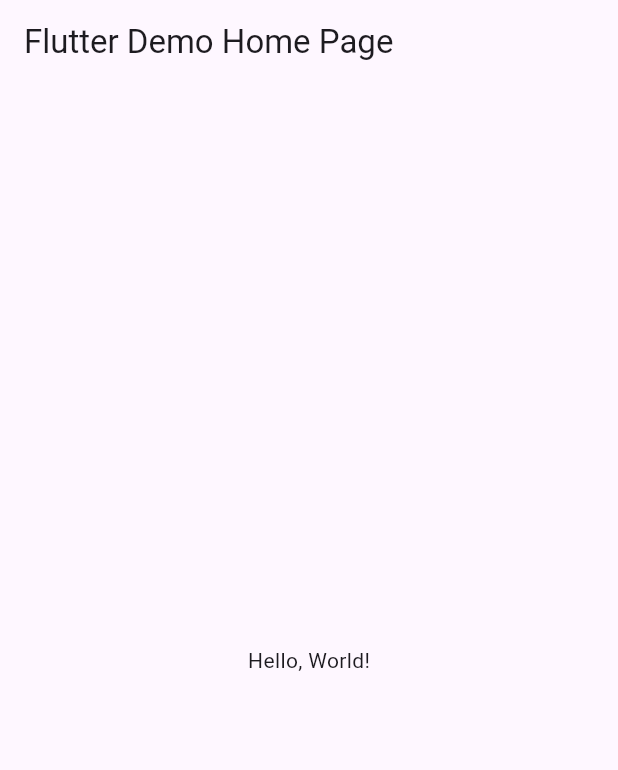
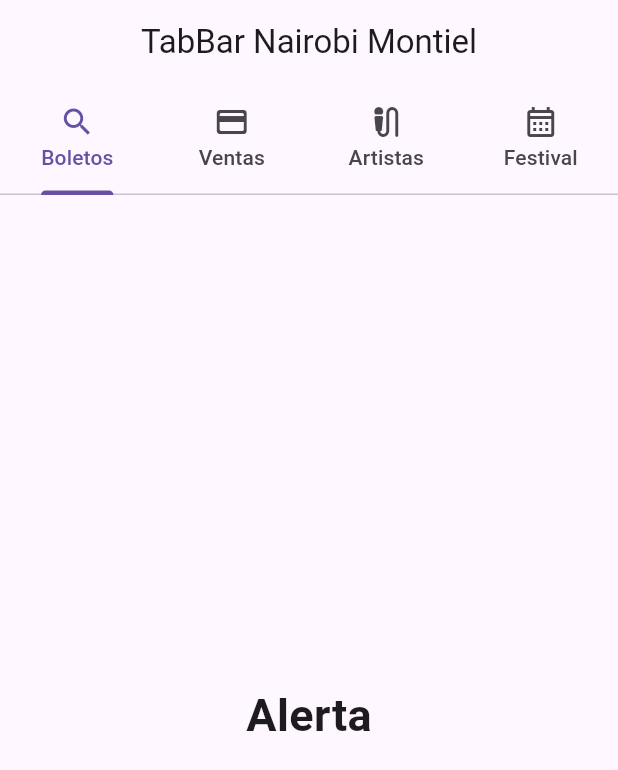
Before and after one commit to nkmserrano/p11_TabBAr_6J, a Flutter app: the screen it shows after launch, on a phone screen of 412 x 824 dp. Shown: the top 770 px of the screen. Run offline on Flutter 3.47's test engine with Material 3 defaults, Android fonts, the phone set to English and light mode, and no system bars.

```diff
--- a/lib/main.dart
+++ b/lib/main.dart
@@ -1,41 +1,88 @@
 import 'package:flutter/material.dart';
 
-void main() => runApp(MyApp());
+void main() => runApp(const AppTabBar());
 
-class MyApp extends StatelessWidget {
-  const MyApp({super.key});
-  // This widget is the root of your application.
+class AppTabBar extends StatelessWidget {
+  const AppTabBar({Key? key}) : super(key: key);
+
   @override
   Widget build(BuildContext context) {
     return MaterialApp(
-      // Application name
-      title: 'Flutter Hello World',
-      // Application theme data, you can set the colors for the application as
-      // you want
+      debugShowCheckedModeBanner: false,
+      title: 'Ejemplo TabBar',
       theme: ThemeData(
-        // useMaterial3: true,
-        primarySwatch: Colors.blue,
+        primarySwatch: Colors.purple,
       ),
-      // A widget which will be started on application startup
-      home: MyHomePage(title: 'Flutter Demo Home Page'),
+      home: const MiPaginaInicial(),
     );
   }
 }
 
-class MyHomePage extends StatelessWidget {
-  final String title;
-  const MyHomePage({super.key, required this.title});
+class MiPaginaInicial extends StatefulWidget {
+  const MiPaginaInicial({Key? key}) : super(key: key);
 
   @override
+  State<MiPaginaInicial> createState() => _MiPaginaInicialState();
+}
+
+class _MiPaginaInicialState extends State<MiPaginaInicial> {
+  @override
   Widget build(BuildContext context) {
-    return Scaffold(
-      appBar: AppBar(
-        // The title text which will be shown on the action bar
-        title: Text(title),
-      ),
-      body: Center(
-        child: Text(
-          'Hello, World!',
+    return DefaultTabController(
+      length: 3,
+      child: Scaffold(
+        appBar: AppBar(
+          title: const Text('TabBar Nairobi Montiel'),
+          centerTitle: true,
+          bottom: const TabBar(
+            tabs: [
+              Tab(
+                text: 'Boletos',
+                icon: Icon(Icons.search),
+              ),
+              Tab(text: 'Ventas', icon: Icon(Icons.payment_rounded)),
+              Tab(text: 'Artistas', icon: Icon(Icons.mic_external_on_rounded)),
+              Tab(text: 'Festival', icon: Icon(Icons.calendar_month_outlined)),
+            ], //Texto Icono
+          ),
+        ),
+        body: const TabBarView(
+          children: <Widget>[
+            Center(
+              child: Text('Alerta',
+                  style: TextStyle(
+                    fontSize: 30,
+                    fontWeight: FontWeight.bold,
+                  )),
+            ),
+            Center(
+              child: Text(
+                'Opción 2',
+                style: TextStyle(
+                  fontSize: 30,
+                  fontWeight: FontWeight.bold,
+                ),
+              ),
+            ),
+            Center(
+              child: Text(
+                'Opción 3',
+                style: TextStyle(
+                  fontSize: 30,
+                  fontWeight: FontWeight.bold,
+                ),
+              ),
+            ),
+            Center(
+              child: Text(
+                'Opción 4',
+                style: TextStyle(
+                  fontSize: 30,
+                  fontWeight: FontWeight.bold,
+                ),
+              ),
+            )
+          ],
         ),
       ),
     );
```
